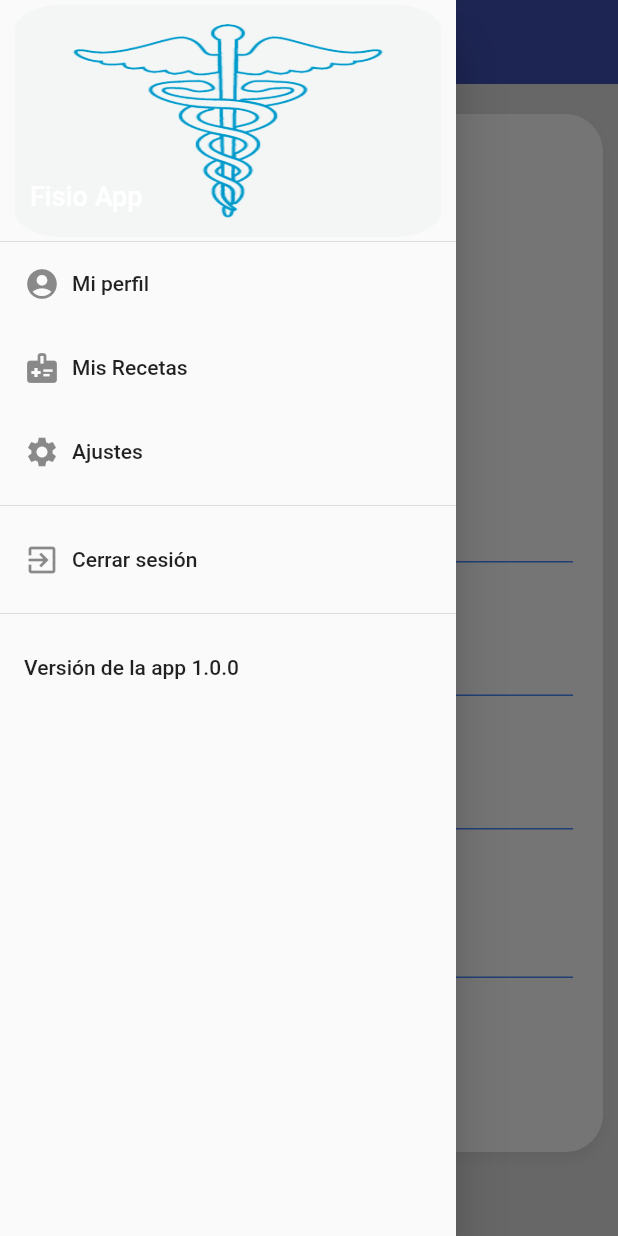
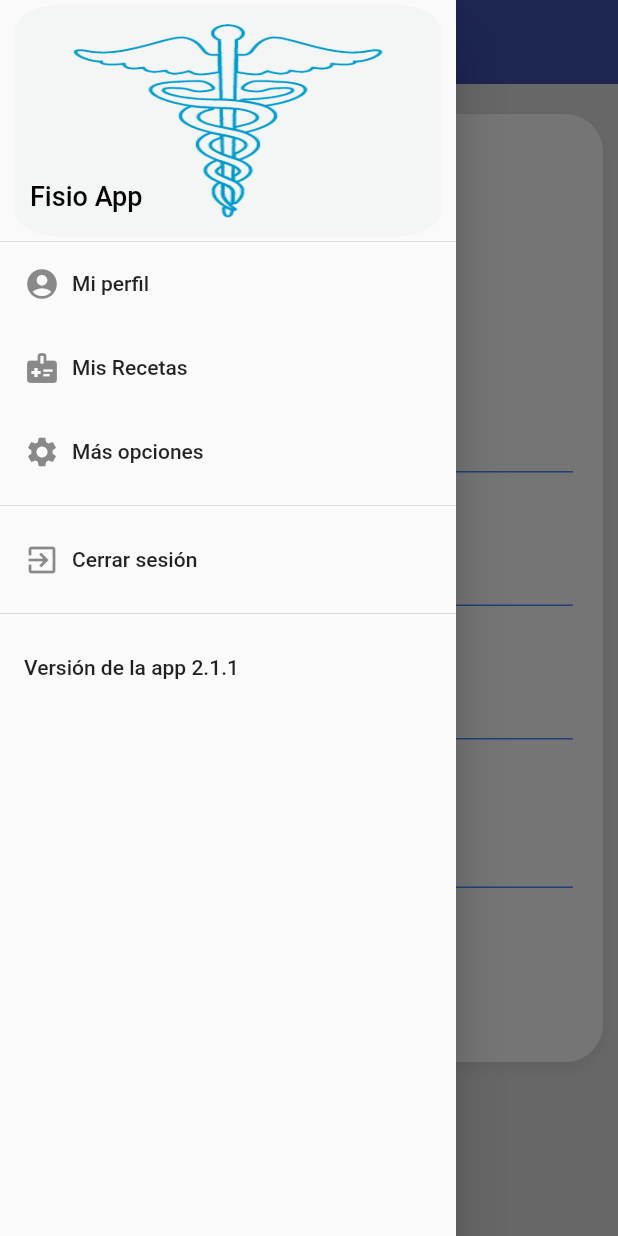
Before and after one commit to Luis-Angel-Santos/fisio_App_Movil, a Flutter app: the ProfilePaciente screen opened by its route, in the side drawer, after a tap on the "save" icon, on a phone screen of 412 x 824 dp. Run offline on Flutter 3.47's test engine with Material 2 defaults, Android fonts, the light colour scheme and no system bars; our stand-ins replace cloud_firestore, firebase_core, firebase_storage, flutter_secure_storage, image_picker, localstorage and 1 more; missing offline and left inert: firebase_dart; accounts and stored records are empty.

Commit message:
Pantalla de mas opciones

```diff
--- a/lib/main.dart
+++ b/lib/main.dart
@@ -1,9 +1,7 @@
-import 'package:fisio/screens/receta_detail.dart';
 import 'package:fisio/screens/screens.dart';
 import 'package:fisio/services/services.dart';
 import 'package:flutter/material.dart';
 import 'package:provider/provider.dart';
-import 'package:cloud_firestore/cloud_firestore.dart';
 import 'package:firebase_core/firebase_core.dart';
 import 'firebase_options.dart';
 
@@ -35,7 +33,7 @@ class MyApp extends StatelessWidget {
   Widget build(BuildContext context) {
     return MaterialApp(
         debugShowCheckedModeBanner: false,
-        title: 'FISIO App',
+        title: 'FISIO',
         initialRoute: 'login_paciente',
         routes: {
           'login': (_) => LoginScreen(),
@@ -45,6 +43,7 @@ class MyApp extends StatelessWidget {
           'login_paciente': (_) => LoginScreenPacientes(),
           'perfil_paciente': (_) => ProfilePaciente(idUser: '', idExpediente: '',),
           'home_paciente': (_) => HomePaciente(idUser: '', idExpediente: ''),
+          'ayuda': (_) => Ayuda(idUser: '', idExpediente: ''),
           'receta_detail': (_) => RecetaDetail(idUser: '', idExpediente: '', descripcion: '', fecha: '', nombreMedico: '', nombrePaciente: '', tratamiento: '',),
           'checking': (_) => CheckAuthScreen(),
         },
--- a/lib/screens/profile_pac_screen.dart
+++ b/lib/screens/profile_pac_screen.dart
@@ -1,4 +1,7 @@
+import 'dart:io';
+import 'package:path/path.dart' as path;
 import 'package:cloud_firestore/cloud_firestore.dart';
+import 'package:firebase_storage/firebase_storage.dart';
 import 'package:fisio/screens/loading_screen.dart';
 import 'package:fisio/services/paciente_user_service.dart';
 import 'package:fisio/ui/input_decorations.dart';
@@ -6,8 +9,9 @@ import 'package:fisio/widgets/burguer_menu.dart';
 import 'package:fisio/widgets/widgets.dart';
 import 'package:flutter/material.dart';
 import 'package:flutter/services.dart';
+import 'package:image_picker/image_picker.dart';
 import 'package:provider/provider.dart';
-
+import 'package:permission_handler/permission_handler.dart';
 import '../services/auth_service.dart';
 import '../services/notifications_service.dart';
 import 'home_pac_screen.dart';
@@ -18,6 +22,8 @@ class ProfilePaciente extends StatelessWidget {
   ProfilePaciente({required this.idUser, required this.idExpediente});
   final db = FirebaseFirestore.instance;
   var data;
+
+
 
   @override
   Widget build(BuildContext context) {
@@ -53,28 +59,6 @@ class ProfilePaciente extends StatelessWidget {
           return LoadingScreen();
         },
       ));
-
-
-
-
-      /*SingleChildScrollView(
-        child: Column(
-          children: [
-            SizedBox(height: 20),
-            _PacienteForm(),
-            SizedBox(height: 100),
-          ],
-        ),
-      ),
-      floatingActionButtonLocation: FloatingActionButtonLocation.endDocked,
-      floatingActionButton: FloatingActionButton(
-        child: Icon(Icons.save_outlined),
-        onPressed: () {
-          //final authservice = Provider.of<AuthService>(context, listen: false);
-
-        },
-      ),
-    );*/
   }
 }
 
@@ -93,6 +77,7 @@ class _PacienteForm extends StatelessWidget {
 
   @override
   Widget build(BuildContext context) {
+
     return Padding(
       padding: EdgeInsets.symmetric(horizontal: 10),
       child: Container(
@@ -107,8 +92,8 @@ class _PacienteForm extends StatelessWidget {
                 height: 30,
               ),
               CircleAvatar(
-                backgroundImage:  AssetImage('assets/user.png'),
-                  radius: 80,
+                  backgroundImage: AssetImage('assets/user.png'),
+                  radius: 50,
                 ),
               SizedBox(
                 height: 50,
--- a/lib/screens/screens.dart
+++ b/lib/screens/screens.dart
@@ -10,3 +10,4 @@ export 'package:fisio/screens/login_pac_screen.dart';
 export 'package:fisio/screens/profile_pac_screen.dart';
 export 'package:fisio/screens/home_pac_screen.dart';
 export 'package:fisio/screens/receta_detail.dart';
+export 'package:fisio/screens/ayuda.dart';
--- a/lib/widgets/burguer_menu.dart
+++ b/lib/widgets/burguer_menu.dart
@@ -1,3 +1,4 @@
+import 'package:fisio/screens/ayuda.dart';
 import 'package:flutter/material.dart';
 import 'package:fisio/screens/screens.dart';
 import 'package:fisio/services/auth_service.dart';
@@ -23,8 +24,8 @@ class BurguerMenu extends StatelessWidget {
           _buildDrawerItem(icon: Icons.medical_information, text: 'Mis Recetas', onTap: () => {
             Navigator.push(context, MaterialPageRoute(builder: (context) => HomePaciente(idUser: idUser, idExpediente: idExpediente,)))
           }),
-          _buildDrawerItem(icon: Icons.settings, text: 'Ajustes', onTap: () => {
-            Navigator.push(context, MaterialPageRoute(builder: (context) =>ProfilePaciente(idUser: idUser, idExpediente: idExpediente,))) //TODO: Pantalla ajustes
+          _buildDrawerItem(icon: Icons.settings, text: 'Más opciones', onTap: () => {
+            Navigator.push(context, MaterialPageRoute(builder: (context) =>Ayuda(idUser: idUser, idExpediente: idExpediente,)))
           }),
           Divider(),
           _buildDrawerItem(icon: Icons.exit_to_app, text: 'Cerrar sesión', onTap: ()async => {
@@ -33,7 +34,7 @@ class BurguerMenu extends StatelessWidget {
           }),
           Divider(), //<-- espacio
           ListTile(
-            title: Text('Versión de la app 1.0.0'),
+            title: Text('Versión de la app 2.1.1'),
             onTap: () {},
           ),
         ],
@@ -56,7 +57,7 @@ class BurguerMenu extends StatelessWidget {
            left: 20.0,
            child: Text("Fisio App",
                style: TextStyle(
-                   color: Colors.white,
+                   color: Colors.black,
                    fontSize: 18.0,
                    fontWeight: FontWeight.w500))),
      ]));
--- a/pubspec.yaml
+++ b/pubspec.yaml
@@ -39,6 +39,8 @@ dependencies:
   firebase_dart: ^1.0.11
   flutterfire_cli: ^0.2.7
   localstorage: ^4.0.0+1
+  firebase_storage: ^11.0.6
+  permission_handler: ^10.2.0
 
 dev_dependencies:
   flutter_launcher_icons: null
```
Also changed, not shown: lib/screens/ayuda.dart (added, +21 -0 lines), pubspec.lock, 3 other files.
